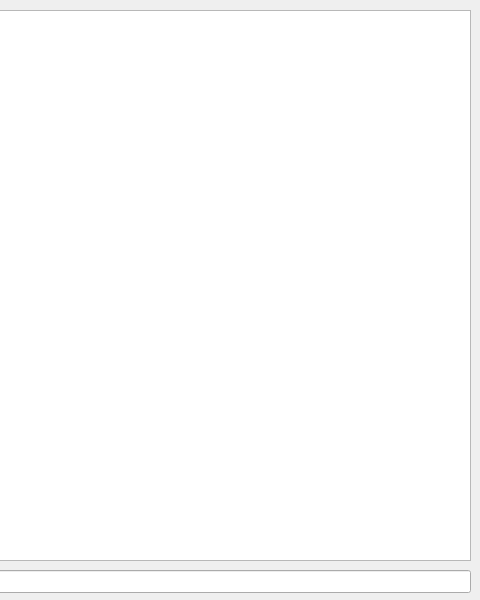
anthes1s/pigeon, file pigeonclient/pigeonclient_main.ui: the form before one commit; both pictures show x 320 to 800 and y 0 to 600 of the 800 by 600 pixel window.
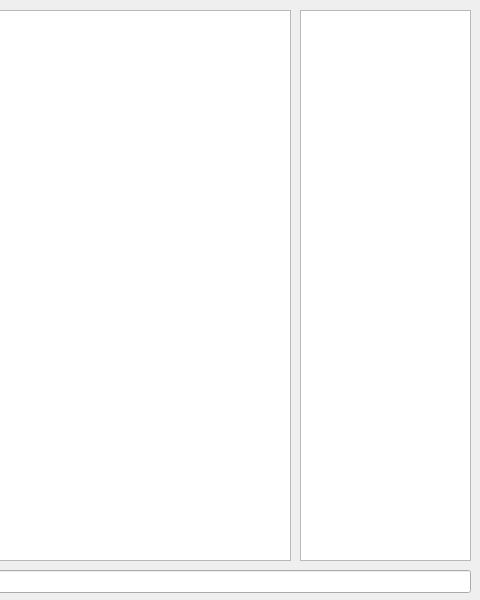
The form after the commit.

Patch:
```diff
--- a/pigeonclient/pigeonclient_main.ui
+++ b/pigeonclient/pigeonclient_main.ui
@@ -19,7 +19,7 @@
      <rect>
       <x>10</x>
       <y>10</y>
-      <width>781</width>
+      <width>601</width>
       <height>551</height>
      </rect>
     </property>
@@ -47,6 +47,16 @@
      </rect>
     </property>
    </widget>
+   <widget class="QListWidget" name="lwUsers">
+    <property name="geometry">
+     <rect>
+      <x>620</x>
+      <y>10</y>
+      <width>171</width>
+      <height>551</height>
+     </rect>
+    </property>
+   </widget>
   </widget>
  </widget>
  <resources/>
```
